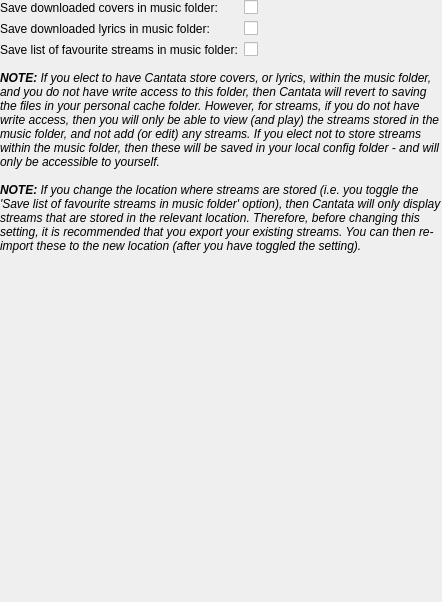
Old version of the form gui/filesettings.ui in the repository polpo/cantata-mac.
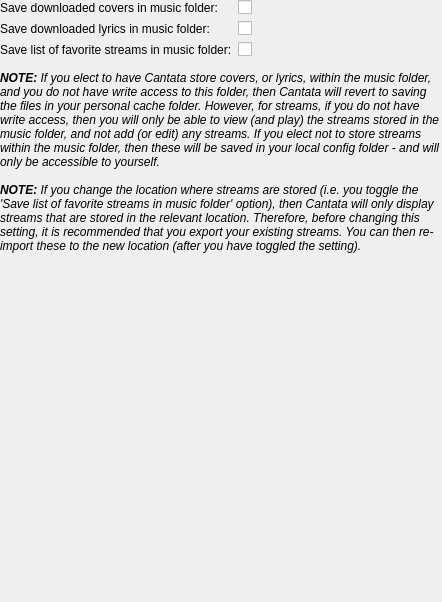
New version of the form. Custom widgets are drawn as their Qt base class.

Commit message: Fix translations - favourites is favorite in US english... BUG: 265

Diff of the .ui file:
```diff
--- a/gui/filesettings.ui
+++ b/gui/filesettings.ui
@@ -49,7 +49,7 @@
      <item row="2" column="0">
       <widget class="QLabel" name="label">
        <property name="text">
-        <string>Save list of favourite streams in music folder:</string>
+        <string>Save list of favorite streams in music folder:</string>
        </property>
        <property name="buddy">
         <cstring>storeStreamsInMpdDir</cstring>
@@ -125,7 +125,7 @@
       </sizepolicy>
      </property>
      <property name="text">
-      <string>&lt;i&gt;&lt;b&gt;NOTE:&lt;/b&gt; If you change the location where streams are stored (i.e. you toggle the 'Save list of favourite streams in music folder' option), then Cantata will only display streams that are stored in the relevant location. Therefore, before changing this setting, it is recommended that you export your existing streams. You can then re-import these to the new location (after you have toggled the setting).&lt;/i&gt;</string>
+      <string>&lt;i&gt;&lt;b&gt;NOTE:&lt;/b&gt; If you change the location where streams are stored (i.e. you toggle the 'Save list of favorite streams in music folder' option), then Cantata will only display streams that are stored in the relevant location. Therefore, before changing this setting, it is recommended that you export your existing streams. You can then re-import these to the new location (after you have toggled the setting).&lt;/i&gt;</string>
      </property>
      <property name="alignment">
       <set>Qt::AlignLeading|Qt::AlignLeft|Qt::AlignTop</set>
```
The commit also changes 1 other file.
